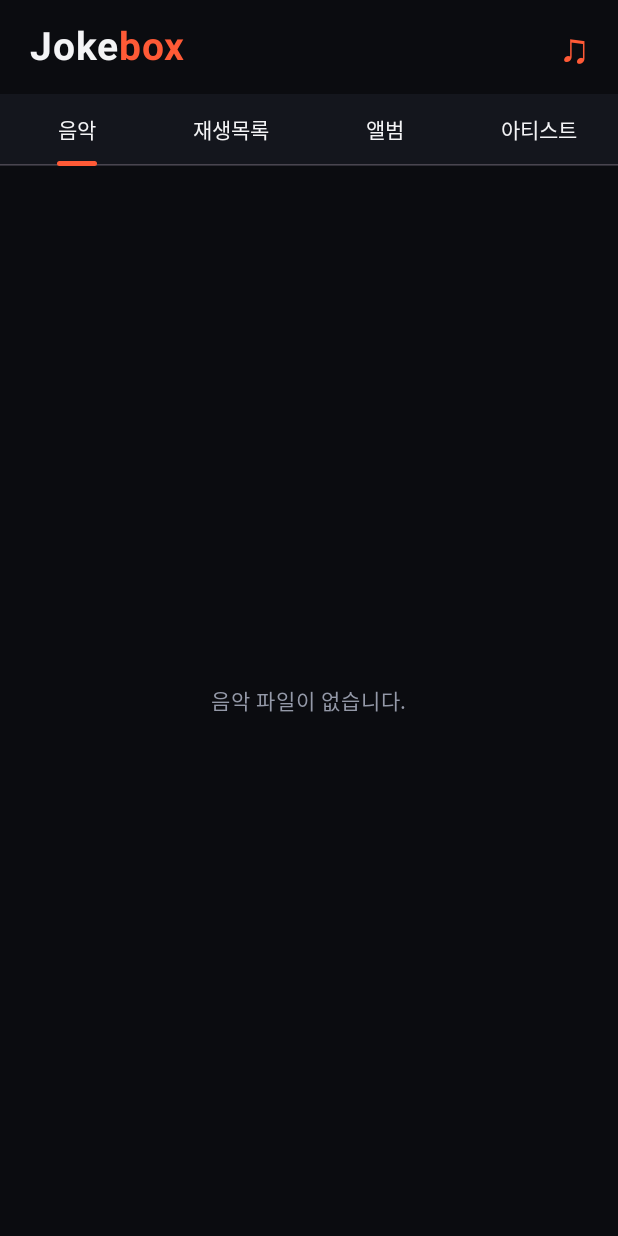
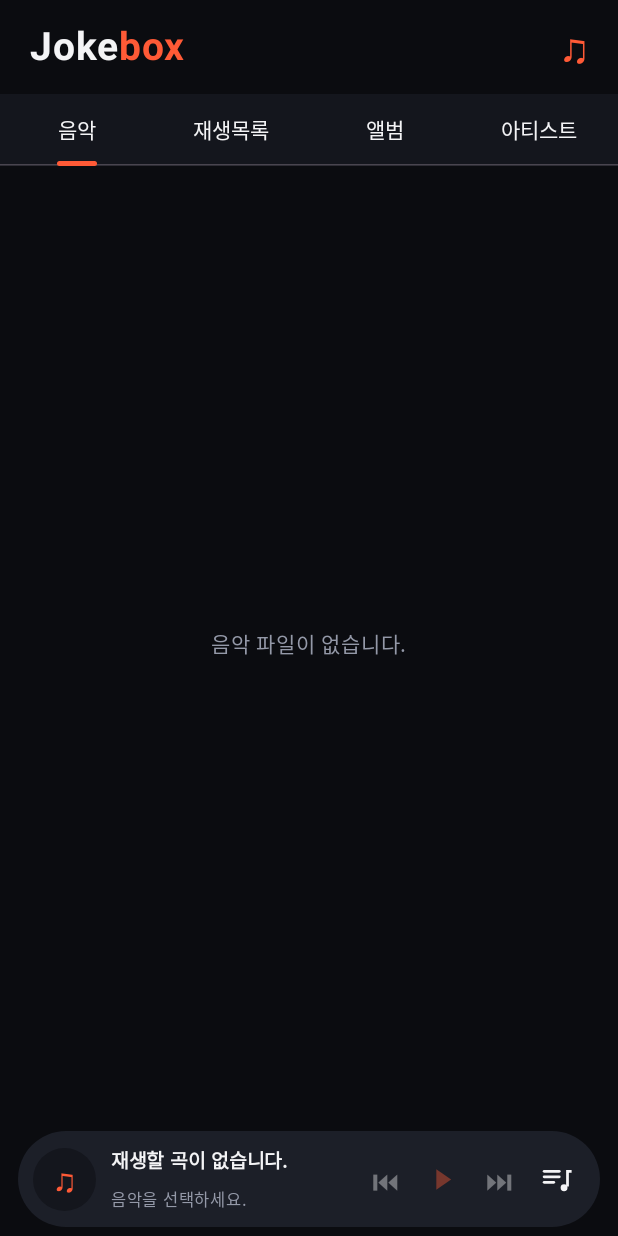
Before and after one commit to Kang-Seonggyu/jokebox, an Android app built with Jetpack Compose: the screen it shows after launch (MainActivity), on a phone screen of 412 x 824 dp. Run offline under Robolectric (Android 15) with nearby library versions, the phone set to English and light mode, and no system bars.

Commit message:
미니 플레이어 UI

```diff
--- a/app/src/main/java/com/jokebox/music/MusicScreens.kt
+++ b/app/src/main/java/com/jokebox/music/MusicScreens.kt
@@ -1,7 +1,12 @@
 package com.jokebox.music
 
 import com.jokebox.music.ui.theme.JokeboxColors
+import androidx.compose.animation.core.Animatable
+import androidx.compose.animation.core.LinearEasing
+import androidx.compose.animation.core.tween
+import androidx.compose.foundation.Canvas
 import androidx.compose.foundation.background
+import androidx.compose.foundation.basicMarquee
 import androidx.compose.foundation.clickable
 import androidx.compose.foundation.gestures.awaitEachGesture
 import androidx.compose.foundation.gestures.awaitFirstDown
@@ -9,16 +14,27 @@ import androidx.compose.foundation.layout.*
 import androidx.compose.foundation.lazy.LazyColumn
 import androidx.compose.foundation.lazy.items
 import androidx.compose.foundation.lazy.rememberLazyListState
+import androidx.compose.foundation.shape.CircleShape
 import androidx.compose.foundation.shape.RoundedCornerShape
 import androidx.compose.runtime.*
 import androidx.compose.ui.Alignment
 import androidx.compose.ui.draw.clip
+import androidx.compose.ui.graphics.graphicsLayer
 import androidx.compose.ui.Modifier
+import androidx.compose.ui.geometry.Offset
+import androidx.compose.ui.geometry.Size
 import androidx.compose.ui.graphics.Color
+import androidx.compose.ui.graphics.Path
+import androidx.compose.ui.graphics.StrokeCap
 import androidx.compose.ui.input.pointer.pointerInput
 import androidx.compose.ui.layout.ContentScale
 import androidx.compose.ui.text.font.FontWeight
+import androidx.compose.ui.text.style.TextAlign
 import androidx.compose.ui.text.style.TextOverflow
+import androidx.compose.ui.semantics.Role
+import androidx.compose.ui.semantics.contentDescription
+import androidx.compose.ui.semantics.role
+import androidx.compose.ui.semantics.semantics
 import androidx.compose.ui.unit.dp
 import androidx.compose.ui.unit.sp
 import androidx.compose.material3.*
@@ -132,119 +148,250 @@ fun SongItem(
 
 @Composable
 fun MiniPlayer(
-    song: Song,
+    song: Song?,
     isPlaying: Boolean,
-    currentPosition: Long,
-    totalDuration: Long,
     onPlayPause: () -> Unit,
     onPrevious: () -> Unit,
     onNext: () -> Unit,
-    onSeek: (Long) -> Unit,
-    onExpand: () -> Unit
+    onExpand: () -> Unit,
+    onQueueClick: () -> Unit,
 ) {
+    val albumRotation = remember(song?.id) { Animatable(0f) }
+
+    LaunchedEffect(song?.id, isPlaying) {
+        if (song?.albumArtUri != null && isPlaying) {
+            while (true) {
+                albumRotation.animateTo(
+                    targetValue = albumRotation.value + 360f,
+                    animationSpec = tween(durationMillis = 8_000, easing = LinearEasing),
+                )
+            }
+        }
+    }
+
     Surface(
         color = JokeboxColors.SurfaceVariant,
-        shape = RoundedCornerShape(16.dp),
+        shape = RoundedCornerShape(percent = 50),
         modifier = Modifier
             .fillMaxWidth()
-            .clickable { onExpand() }
-            .padding(horizontal = 12.dp, vertical = 8.dp)) {
-        if (song.albumArtUri != null) {
+            .padding(horizontal = 12.dp, vertical = 6.dp)
+            .clickable(enabled = song != null, onClick = onExpand),
+    ) {
+        Row(
+            modifier = Modifier
+                .fillMaxWidth()
+                .height(64.dp)
+                .padding(horizontal = 10.dp),
+            verticalAlignment = Alignment.CenterVertically,
+        ) {
+            Box(
+                modifier = Modifier
+                    .size(42.dp)
+                    .clip(CircleShape)
+                    .background(JokeboxColors.Surface),
+                contentAlignment = Alignment.Center,
+            ) {
+                if (song?.albumArtUri != null) {
                     AsyncImage(
                         model = song.albumArtUri,
                         contentDescription = "Album Art",
                         modifier = Modifier
-                    .size(48.dp)
-                    .padding(end = 12.dp),
-                contentScale = ContentScale.Crop
+                            .fillMaxSize()
+                            .graphicsLayer { rotationZ = albumRotation.value },
+                        contentScale = ContentScale.Crop,
                     )
                 } else {
-            Box(
-                modifier = Modifier
-                    .size(48.dp)
-                    .background(
-                        JokeboxColors.Surface, RoundedCornerShape(10.dp)
-                    ), contentAlignment = Alignment.Center
-            ) {
                     Text(
-                    text = "♫", color = JokeboxColors.Primary, fontSize = 24.sp
+                        text = "♫",
+                        color = JokeboxColors.Primary,
+                        fontSize = 22.sp,
                     )
                 }
             }
+
+            Spacer(modifier = Modifier.width(10.dp))
+
             Column(
-            modifier = Modifier.padding(14.dp)
+                modifier = Modifier.weight(1f),
+                horizontalAlignment = Alignment.Start,
+                verticalArrangement = Arrangement.Center,
             ) {
-            // 곡 정보와 재생 버튼
-            Row(
-                verticalAlignment = Alignment.CenterVertically
-            ) {
-                Column(modifier = Modifier.weight(1f)) {
                 Text(
-                        text = song.title,
+                    text = song?.title ?: "재생할 곡이 없습니다.",
                     color = JokeboxColors.TextPrimary,
-                        fontWeight = FontWeight.SemiBold
+                    fontWeight = FontWeight.SemiBold,
+                    fontSize = 13.sp,
+                    maxLines = 1,
+                    softWrap = false,
+                    overflow = TextOverflow.Clip,
+                    textAlign = TextAlign.Start,
+                    modifier = Modifier
+                        .fillMaxWidth()
+                        .basicMarquee(
+                            iterations = Int.MAX_VALUE,
+                            initialDelayMillis = 1_000,
+                        ),
                 )
-
+                Spacer(modifier = Modifier.height(2.dp))
                 Text(
-                        text = song.artist, color = JokeboxColors.TextSecondary, fontSize = 12.sp
+                    text = song?.artist ?: "음악을 선택하세요.",
+                    color = JokeboxColors.TextSecondary,
+                    fontSize = 11.sp,
+                    maxLines = 1,
+                    softWrap = false,
+                    overflow = TextOverflow.Clip,
+                    textAlign = TextAlign.Start,
+                    modifier = Modifier
+                        .fillMaxWidth()
+                        .basicMarquee(
+                            iterations = Int.MAX_VALUE,
+                            initialDelayMillis = 1_000,
+                        ),
                 )
             }
 
-                Text(text = "⏮", color = JokeboxColors.TextPrimary, modifier = Modifier
-                    .clickable {
-                        onPrevious()
+            MiniPlayerControl(text = "⏮", enabled = song != null, onClick = onPrevious)
+            MiniPlayerPlayPauseControl(
+                isPlaying = isPlaying,
+                enabled = song != null,
+                onClick = onPlayPause,
+            )
+            MiniPlayerControl(text = "⏭", enabled = song != null, onClick = onNext)
+            MiniPlayerQueueControl(onClick = onQueueClick)
         }
-                    .padding(8.dp))
-
-                Text(
-                    text = if (isPlaying) "Ⅱ" else "▶",
-                    color = JokeboxColors.Primary,
-                    fontSize = 22.sp,
-                    modifier = Modifier
-                        .clickable {
-                            onPlayPause()
     }
-                        .padding(8.dp))
-
-                Text(text = "⏭", color = JokeboxColors.TextPrimary, modifier = Modifier
-                    .clickable {
-                        onNext()
-                    }
-                    .padding(8.dp))
 }
 
-            // 재생 진행 바
-            Slider(
-                value = currentPosition.toFloat().coerceIn(
-                    0f, totalDuration.toFloat().coerceAtLeast(1f)
-                ),
-                onValueChange = {
-                    onSeek(it.toLong())
+@Composable
+private fun MiniPlayerControl(
+    text: String,
+    enabled: Boolean = true,
+    color: Color = JokeboxColors.TextPrimary,
+    onClick: () -> Unit,
+) {
+    Box(
+        modifier = Modifier
+            .size(38.dp)
+            .clip(CircleShape)
+            .clickable(enabled = enabled, onClick = onClick),
+        contentAlignment = Alignment.Center,
+    ) {
+        Text(
+            text = text,
+            color = color.copy(alpha = if (enabled) 1f else 0.4f),
+            fontSize = 18.sp,
+        )
+    }
+}
+
+@Composable
+private fun MiniPlayerQueueControl(onClick: () -> Unit) {
+    Box(
+        modifier = Modifier
+            .size(38.dp)
+            .clip(CircleShape)
+            .clickable(onClick = onClick)
+            .semantics {
+                contentDescription = "재생 대기열"
+                role = Role.Button
             },
-                valueRange = 0f..totalDuration.toFloat().coerceAtLeast(1f),
-                enabled = totalDuration > 0L
+        contentAlignment = Alignment.Center,
+    ) {
+        Canvas(modifier = Modifier.size(22.dp)) {
+            val color = JokeboxColors.TextPrimary
+            val unit = size.width / 24f
+            val strokeWidth = 2f * unit
+
+            drawLine(
+                color = color,
+                start = Offset(3f * unit, 6f * unit),
+                end = Offset(14f * unit, 6f * unit),
+                strokeWidth = strokeWidth,
+                cap = StrokeCap.Round,
+            )
+            drawLine(
+                color = color,
+                start = Offset(3f * unit, 10f * unit),
+                end = Offset(14f * unit, 10f * unit),
+                strokeWidth = strokeWidth,
+                cap = StrokeCap.Round,
+            )
+            drawLine(
+                color = color,
+                start = Offset(3f * unit, 14f * unit),
+                end = Offset(10f * unit, 14f * unit),
+                strokeWidth = strokeWidth,
+                cap = StrokeCap.Round,
             )
 
-            // 현재 시간과 전체 시간
-            Row(
-                modifier = Modifier.fillMaxWidth(), horizontalArrangement = Arrangement.SpaceBetween
-            ) {
-                Text(
-                    text = formatTime(currentPosition),
-                    color = JokeboxColors.TextSecondary,
-                    fontSize = 11.sp
-                )
-
-                Text(
-                    text = formatTime(totalDuration),
-                    color = JokeboxColors.TextSecondary,
-                    fontSize = 11.sp
+            val note = Path().apply {
+                moveTo(19f * unit, 5f * unit)
+                lineTo(23f * unit, 5f * unit)
+                lineTo(23f * unit, 7f * unit)
+                lineTo(21f * unit, 7f * unit)
+                lineTo(21f * unit, 17f * unit)
+                lineTo(19f * unit, 17f * unit)
+                close()
+            }
+            drawPath(path = note, color = color)
+            drawCircle(
+                color = color,
+                radius = 2.5f * unit,
+                center = Offset(17.5f * unit, 18f * unit),
             )
         }
     }
 }
+
+@Composable
+private fun MiniPlayerPlayPauseControl(
+    isPlaying: Boolean,
+    enabled: Boolean = true,
+    onClick: () -> Unit,
+) {
+    Box(
+        modifier = Modifier
+            .size(38.dp)
+            .clip(CircleShape)
+            .clickable(enabled = enabled, onClick = onClick)
+            .semantics {
+                contentDescription = if (isPlaying) "일시정지" else "재생"
+                role = Role.Button
+            },
+        contentAlignment = Alignment.Center,
+    ) {
+        Canvas(modifier = Modifier.size(18.dp)) {
+            val color = JokeboxColors.Primary.copy(alpha = if (enabled) 1f else 0.4f)
+            if (isPlaying) {
+                val barWidth = size.width * 0.24f
+                val barHeight = size.height * 0.72f
+                val gap = size.width * 0.18f
+                val totalWidth = barWidth * 2 + gap
+                val startX = (size.width - totalWidth) / 2f
+                val startY = (size.height - barHeight) / 2f
+
+                drawRect(
+                    color = color,
+                    topLeft = Offset(startX, startY),
+                    size = Size(barWidth, barHeight),
+                )
+                drawRect(
+                    color = color,
+                    topLeft = Offset(startX + barWidth + gap, startY),
+                    size = Size(barWidth, barHeight),
+                )
+            } else {
+                val path = Path().apply {
+                    moveTo(size.width * 0.27f, size.height * 0.12f)
+                    lineTo(size.width * 0.82f, size.height * 0.5f)
+                    lineTo(size.width * 0.27f, size.height * 0.88f)
+                    close()
                 }
-
+                drawPath(path = path, color = color)
+            }
+        }
+    }
+}
 fun formatTime(milliseconds: Long): String {
     val totalSeconds = milliseconds / 1000
     val minutes = totalSeconds / 60
```
Also changed, not shown: app/src/main/java/com/jokebox/music/MainActivity.kt (+64 -8 lines). Lines whose indentation alone changed are shown as unchanged.
